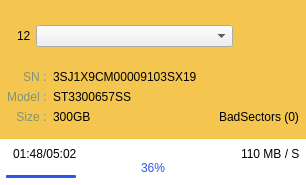
Above: untitled/panelwidget.ui from pastoria/hdses before the change. Below: the same form after it.
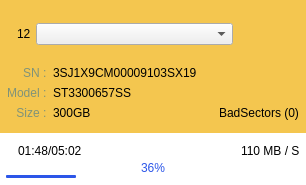
That is the form after the change. Icons and pictures are not drawn.

The edit to the form file:
```diff
--- a/untitled/panelwidget.ui
+++ b/untitled/panelwidget.ui
@@ -403,11 +403,39 @@
             </property>
             <item>
              <widget class="QLabel" name="label_icon_l">
+              <property name="minimumSize">
+               <size>
+                <width>0</width>
+                <height>0</height>
+               </size>
+              </property>
+              <property name="maximumSize">
+               <size>
+                <width>10</width>
+                <height>10</height>
+               </size>
+              </property>
               <property name="text">
                <string/>
               </property>
              </widget>
             </item>
+            <item>
+             <spacer name="horizontalSpacer_7">
+              <property name="orientation">
+               <enum>Qt::Horizontal</enum>
+              </property>
+              <property name="sizeType">
+               <enum>QSizePolicy::Fixed</enum>
+              </property>
+              <property name="sizeHint" stdset="0">
+               <size>
+                <width>5</width>
+                <height>20</height>
+               </size>
+              </property>
+             </spacer>
+            </item>
             <item>
              <widget class="QLabel" name="label_status_l">
               <property name="text">
@@ -430,11 +458,39 @@
             </item>
             <item>
              <widget class="QLabel" name="label_icon_r">
+              <property name="minimumSize">
+               <size>
+                <width>10</width>
+                <height>10</height>
+               </size>
+              </property>
+              <property name="maximumSize">
+               <size>
+                <width>10</width>
+                <height>10</height>
+               </size>
+              </property>
               <property name="text">
                <string/>
               </property>
              </widget>
             </item>
+            <item>
+             <spacer name="horizontalSpacer_8">
+              <property name="orientation">
+               <enum>Qt::Horizontal</enum>
+              </property>
+              <property name="sizeType">
+               <enum>QSizePolicy::Fixed</enum>
+              </property>
+              <property name="sizeHint" stdset="0">
+               <size>
+                <width>5</width>
+                <height>20</height>
+               </size>
+              </property>
+             </spacer>
+            </item>
             <item>
              <widget class="QLabel" name="label_status_r">
               <property name="text">
```
Left out of the diff: 16 changed lines with no effect on the pictures.
